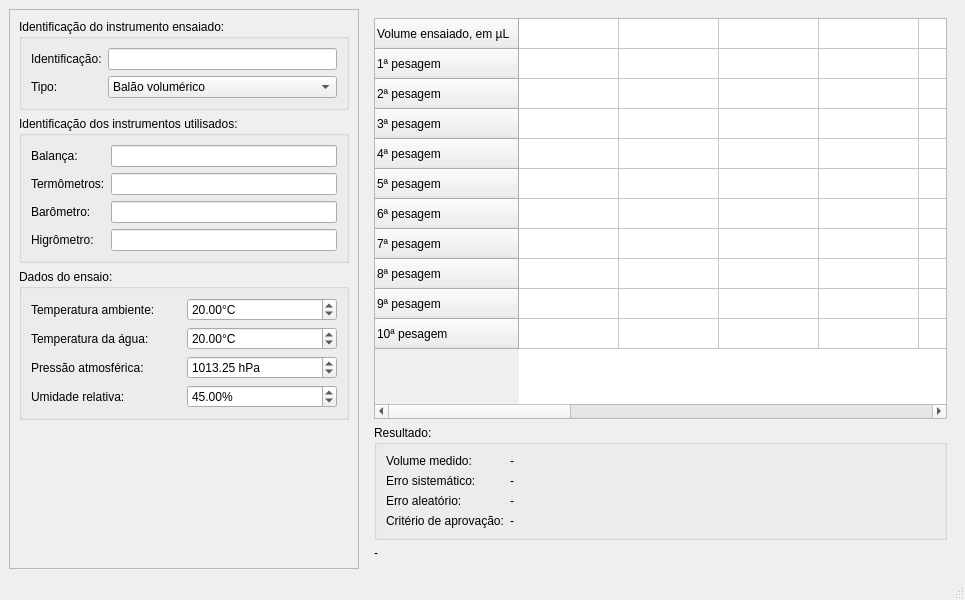
The window that vaca.ui (brunoparente77/vaca) describes before a commit, drawn with Qt 5.
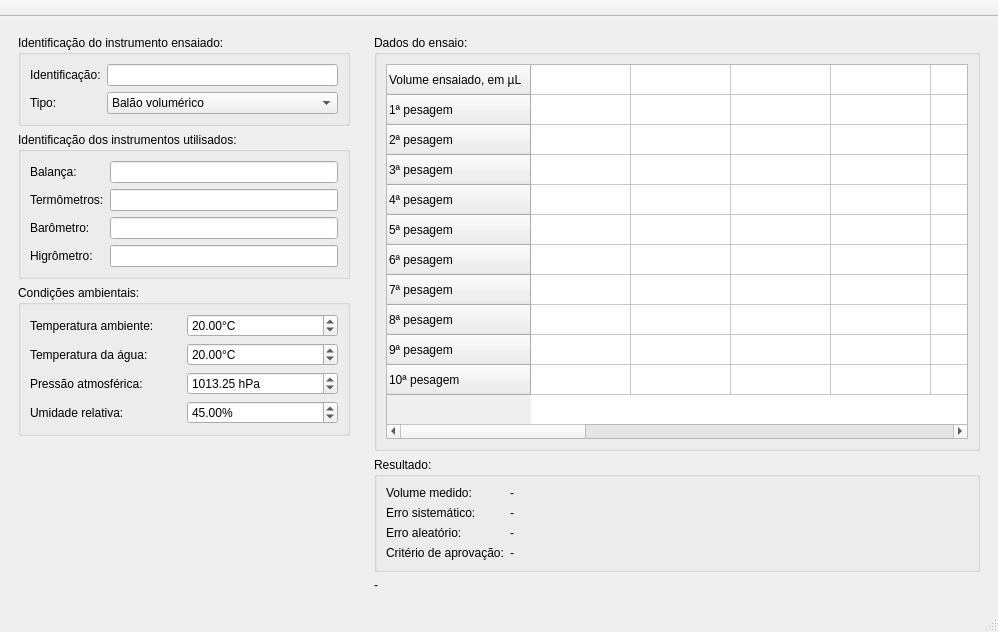
The same window after the commit.

```diff
--- a/vaca.ui
+++ b/vaca.ui
@@ -6,17 +6,29 @@
    <rect>
     <x>0</x>
     <y>0</y>
-    <width>965</width>
-    <height>600</height>
+    <width>998</width>
+    <height>632</height>
    </rect>
   </property>
+  <property name="minimumSize">
+   <size>
+    <width>998</width>
+    <height>632</height>
+   </size>
+  </property>
+  <property name="maximumSize">
+   <size>
+    <width>998</width>
+    <height>632</height>
+   </size>
+  </property>
   <property name="windowTitle">
    <string>MainWindow</string>
   </property>
   <widget class="QWidget" name="centralwidget">
    <layout class="QHBoxLayout" name="horizontalLayout">
     <item>
-     <widget class="QFrame" name="frame">
+     <widget class="QWidget" name="widget_2" native="true">
       <property name="minimumSize">
        <size>
         <width>350</width>
@@ -29,12 +41,6 @@
         <height>16777215</height>
        </size>
       </property>
-      <property name="frameShape">
-       <enum>QFrame::StyledPanel</enum>
-      </property>
-      <property name="frameShadow">
-       <enum>QFrame::Raised</enum>
-      </property>
       <layout class="QVBoxLayout" name="verticalLayout">
        <item>
         <widget class="QGroupBox" name="groupBox">
@@ -163,7 +169,7 @@
        <item>
         <widget class="QGroupBox" name="groupBox_3">
          <property name="title">
-          <string>Dados do ensaio:</string>
+          <string>Condições ambientais:</string>
          </property>
          <layout class="QGridLayout" name="gridLayout">
           <item row="2" column="0">
@@ -275,7 +281,7 @@
          <property name="sizeHint" stdset="0">
           <size>
            <width>20</width>
-           <height>69</height>
+           <height>56</height>
           </size>
          </property>
         </spacer>
@@ -287,7 +293,13 @@
      <widget class="QWidget" name="widget" native="true">
       <layout class="QVBoxLayout" name="verticalLayout_2">
        <item>
-        <widget class="QTableWidget" name="tableWidget">
+        <widget class="QGroupBox" name="groupBox_5">
+         <property name="title">
+          <string>Dados do ensaio:</string>
+         </property>
+         <layout class="QVBoxLayout" name="verticalLayout_3">
+          <item>
+           <widget class="QTableWidget" name="tableData">
          <property name="verticalScrollBarPolicy">
           <enum>Qt::ScrollBarAlwaysOff</enum>
          </property>
@@ -376,6 +388,69 @@
          <column/>
          <column/>
          <column/>
+            <item row="0" column="0">
+             <property name="text">
+              <string/>
+             </property>
+            </item>
+            <item row="0" column="1">
+             <property name="text">
+              <string/>
+             </property>
+            </item>
+            <item row="0" column="2">
+             <property name="text">
+              <string/>
+             </property>
+            </item>
+            <item row="0" column="3">
+             <property name="text">
+              <string/>
+             </property>
+            </item>
+            <item row="0" column="4">
+             <property name="text">
+              <string/>
+             </property>
+            </item>
+            <item row="0" column="5">
+             <property name="text">
+              <string/>
+             </property>
+            </item>
+            <item row="0" column="6">
+             <property name="text">
+              <string/>
+             </property>
+            </item>
+            <item row="0" column="7">
+             <property name="text">
+              <string/>
+             </property>
+            </item>
+            <item row="0" column="8">
+             <property name="text">
+              <string/>
+             </property>
+            </item>
+            <item row="0" column="9">
+             <property name="text">
+              <string/>
+             </property>
+            </item>
+            <item row="0" column="10">
+             <property name="text">
+              <string/>
+             </property>
+            </item>
+            <item row="0" column="11">
+             <property name="text">
+              <string/>
+             </property>
+            </item>
+           </widget>
+          </item>
+         </layout>
         </widget>
        </item>
        <item>
@@ -466,6 +541,29 @@
    </property>
   </widget>
   <widget class="QStatusBar" name="statusbar"/>
+  <widget class="QToolBar" name="toolBar">
+   <property name="sizePolicy">
+    <sizepolicy hsizetype="Preferred" vsizetype="Expanding">
+     <horstretch>0</horstretch>
+     <verstretch>0</verstretch>
+    </sizepolicy>
+   </property>
+   <property name="windowTitle">
+    <string>toolBar</string>
+   </property>
+   <property name="movable">
+    <bool>false</bool>
+   </property>
+   <property name="toolButtonStyle">
+    <enum>Qt::ToolButtonTextBesideIcon</enum>
+   </property>
+   <attribute name="toolBarArea">
+    <enum>TopToolBarArea</enum>
+   </attribute>
+   <attribute name="toolBarBreak">
+    <bool>false</bool>
+   </attribute>
+  </widget>
  </widget>
  <resources/>
  <connections/>
```
Left out of the diff: 66 changed lines with no effect on the pictures. Lines whose indentation alone changed are shown as unchanged.
